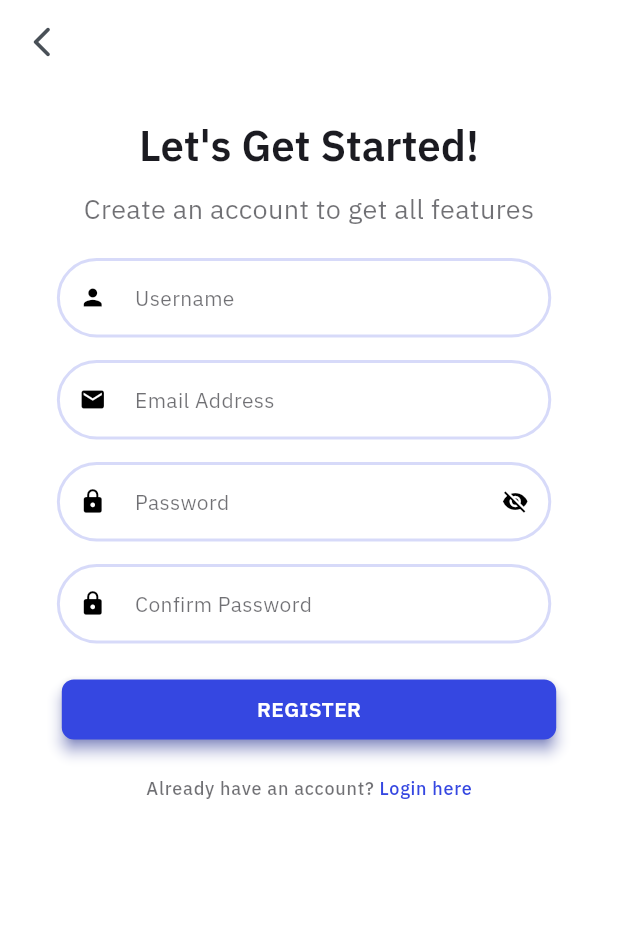
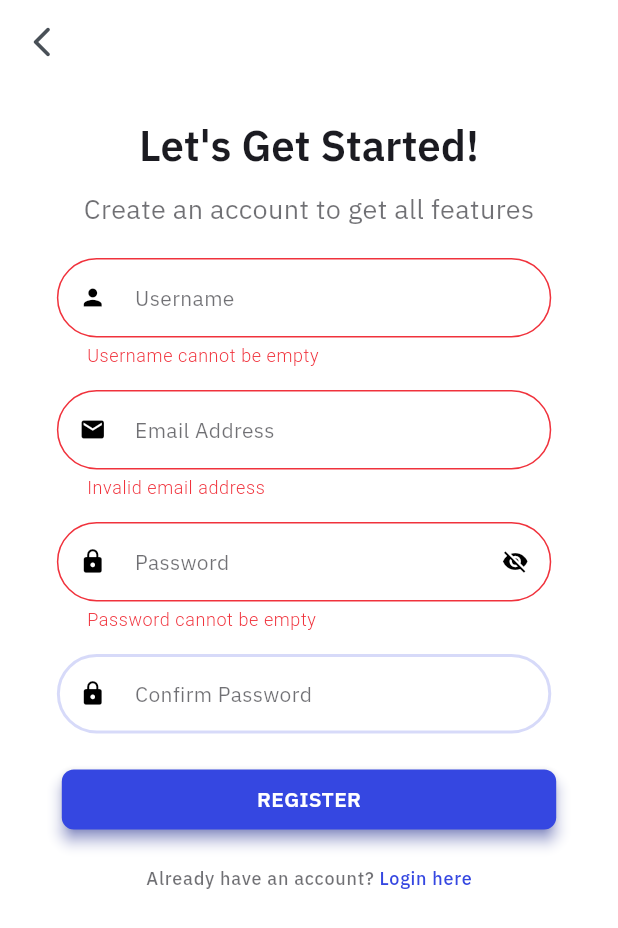
Before and after one commit to Zhiyao0223/PocketKeeper, a Flutter app: the RegisterScreen screen opened directly, after a tap on "REGISTER", on a phone screen of 412 x 824 dp. Shown: the top 928 px of the screen. Run offline on Flutter 3.47's test engine with Material 3 defaults, Android fonts, the phone set to English and light mode, and no system bars; our stand-ins replace flutter_dotenv, flutter_image_compress, flutter_svg, fluttertoast, google_fonts, image_picker and 1 more; accounts and stored records are empty; network calls fail.

Commit message:
- Update gitignore to ignore other operating system file - Complete registration logic, half of forget password

```diff
--- a/lib/application/controller/register_controller.dart
+++ b/lib/application/controller/register_controller.dart
@@ -1,5 +1,11 @@
 import 'package:flutter/material.dart';
+import 'package:pocketkeeper/application/model/users.dart';
+import 'package:pocketkeeper/application/service/api_service.dart';
 import 'package:pocketkeeper/utils/custom_animation.dart';
+import 'package:pocketkeeper/utils/validators/custom_validator.dart';
+import 'package:pocketkeeper/utils/validators/string_validator.dart';
+import 'package:pocketkeeper/widget/show_toast.dart';
+import 'package:shared_preferences/shared_preferences.dart';
 
 import '../../template/state_management/controller.dart';
 
@@ -48,42 +54,41 @@ class RegisterController extends FxController {
     update();
   }
 
-  // Validatre Username
-  String? validateUserName(String? text) {
-    if (text == null) {
+  // Validate Username
+  String? validateUsername(String? text) {
+    if (text == null || text.trim().isEmpty) {
       return "Username cannot be empty";
-    } else {
-      if (text.trim().isEmpty) {
-        return "Username cannot be empty";
-      }
-    }
-
-    if (RegExp(r'^(?=(?:.*[a-zA-Z]){6})[a-zA-Z0-9_ -]{6,100}$')
+    } else if (RegExp(r'^(?=(?:.*[a-zA-Z]){6})[a-zA-Z0-9_ -]{6,100}$')
         .hasMatch(text)) {
       return null;
     } else {
       return "Username must be between 6 - 100 alphanumeric characters. With 6 alphabet characters.";
     }
-    //return Validator.validateName(text);
-  }
-
-  String? validateUsername(String? value) {
-    // TODO: Implement register click
-    return null;
   }
 
   String? validateEmail(String? value) {
-    // TODO: Implement register click
-    return null;
+    return validateEmailAddress(value) ? null : "Invalid email address";
   }
 
   String? validatePassword(String? value) {
-    // TODO: Implement register click
+    switch (validatePasswords(password: value, isSetNewPassword: false)) {
+      case -1:
+        return "Password cannot be empty";
+      case -2:
+        return "Password must include at least one alphabet, number and special character";
+      case -3:
+        return "Password length must between 8 and 20";
+    }
     return null;
   }
 
   String? validateConfirmPassword(String? value) {
-    // TODO: Implement register click
+    if (equalString(
+      firstString: value,
+      secondString: passwordController.text,
+    )) {
+      return "Password does not match with confirm password";
+    }
     return null;
   }
 
@@ -92,8 +97,46 @@ class RegisterController extends FxController {
     update();
   }
 
-  void onRegisterClick() {
-    // TODO: Implement register click
+  // Execute registration process
+  Future<bool> onRegisterClick() async {
+    if (!formKey.currentState!.validate()) {
+      return false;
+    }
+
+    // Initialize user object
+    Users tmpUser = Users(
+      tmpName: usernameController.text,
+      tmpEmail: emailController.text,
+      tmpPassword: passwordController.text,
+    );
+    // Variables
+    const String filename = "register.php";
+    Map<String, dynamic> requestBody = {
+      "username": tmpUser.name,
+      "email": tmpUser.email,
+      "password": tmpUser.password,
+      "process": "register",
+    };
+
+    Map<String, dynamic> responseJson = await ApiService.post(
+      filename: filename,
+      body: requestBody,
+    );
+
+    // Store share preferences if is valid user
+    if (responseJson["status"] == 200) {
+      // Indicate success login
+      showToast(customMessage: "Registration successful!");
+
+      // Store user id for future access
+      SharedPreferences prefs = await SharedPreferences.getInstance();
+      await prefs.setString("user_id", responseJson["body"]["user_id"]);
+
+      return true;
+    }
+    // Indicate error message
+    showToast(customMessage: responseJson["message"]);
+    return false;
   }
 
   @override
--- /dev/null
+++ b/lib/application/model/users.dart
@@ -0,0 +1,41 @@
+import 'package:pocketkeeper/application/model/role.dart';
+
+class Users {
+  late String id;
+  late String name;
+  late String email;
+  late String password;
+  late Role role;
+
+  Users({
+    String? tmpId,
+    String? tmpName,
+    String? tmpEmail,
+    String? tmpPassword,
+    Role? tmpRole,
+  }) {
+    id = tmpId ?? "";
+    name = tmpName ?? "";
+    email = tmpEmail ?? "";
+    password = tmpPassword ?? "";
+    role = tmpRole ?? Role();
+  }
+
+  Users.fromJson(Map<String, dynamic> json) {
+    id = json['id'];
+    name = json['name'];
+    email = json['email'];
+    password = json['password'];
+    role = json['role'];
+  }
+
+  Map<String, dynamic> toJson() {
+    final Map<String, dynamic> data = <String, dynamic>{};
+    data['id'] = id;
+    data['name'] = name;
+    data['email'] = email;
+    data['password'] = password;
+    data['role'] = role;
+    return data;
+  }
+}
--- a/lib/application/view/forget_password_email_screen.dart
+++ b/lib/application/view/forget_password_email_screen.dart
@@ -111,7 +111,9 @@ class _ForgetPasswordEmailState extends State<ForgetPasswordEmailScreen>
   }
 
   Widget _buildEmailField() {
-    return SlideTransition(
+    return Form(
+      key: controller.formKey,
+      child: SlideTransition(
         position: controller.emailAnimation.returnAnimationOffset(),
         child: TextFormField(
           focusNode: emailFocusNode,
@@ -141,6 +143,7 @@ class _ForgetPasswordEmailState extends State<ForgetPasswordEmailScreen>
           validator: controller.validateEmail,
           cursorColor: customTheme.black,
           onTapOutside: (_) => FocusManager.instance.primaryFocus?.unfocus(),
+        ),
       ),
     );
   }
--- a/lib/utils/validators/custom_validator.dart
+++ b/lib/utils/validators/custom_validator.dart
@@ -30,7 +30,7 @@ bool validateEmailAddress(String? email) {
   -3 - Password length must between 8 and 20
   -4 - Password does not match with confirm password
 */
-int validatePassword({
+int validatePasswords({
   String? password,
   String? confirmPassword,
   bool isSetNewPassword = true,
```
Also changed, not shown: lib/application/controller/forget_password_email_controller.dart (+40 -4 lines), lib/application/controller/forget_password_verification_code.dart (+44 -9 lines), lib/application/model/role.dart (added, +17 -0 lines), lib/application/view/forget_password_verification_code_screen.dart (+37 -4 lines), 1 other file. Lines whose indentation alone changed are shown as unchanged.
